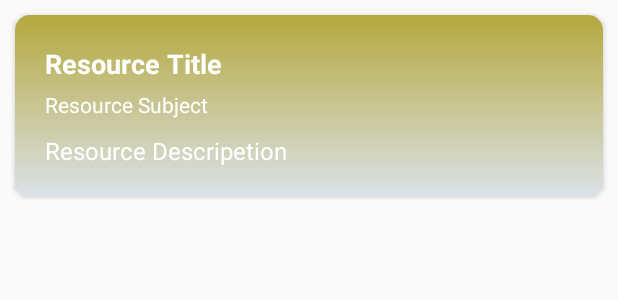
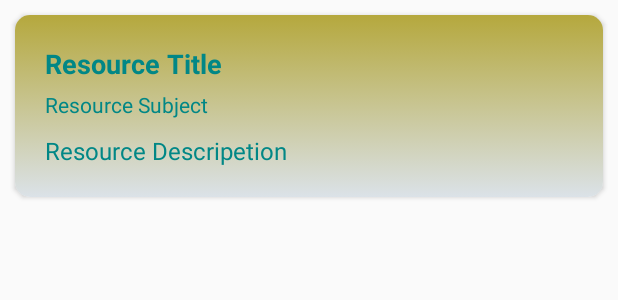
Before and after one commit to GodofLibra/e_scheduler, an Android app: the layout row_layout_material.xml on its own in the app's theme, with its tools: preview values and no code run, on a phone screen of 412 x 824 dp. Shown: the top 300 px of the screen. Run offline under Robolectric (Android 15) with nearby library versions, the light colour scheme and no system bars.

Commit message:
color schema updated

```diff
--- a/app/src/main/res/layout/row_layout_material.xml
+++ b/app/src/main/res/layout/row_layout_material.xml
@@ -20,7 +20,7 @@
             android:layout_width="match_parent"
             android:layout_height="match_parent"
             android:text="Resource Title"
-            android:textColor="@color/white"
+            android:textColor="@color/teal_700"
             android:textSize="18sp"
             android:textStyle="bold"
             app:layout_constraintTop_toTopOf="parent" />
@@ -30,7 +30,7 @@
             android:layout_height="wrap_content"
             android:layout_marginTop="5dp"
             android:text="Resource Subject"
-            android:textColor="@color/white"
+            android:textColor="@color/teal_700"
             android:textSize="14sp"
             app:layout_constraintTop_toBottomOf="@id/note_title" />
         <TextView
@@ -39,7 +39,7 @@
             android:layout_height="wrap_content"
             android:layout_marginTop="10dp"
             android:text="Resource Descripetion"
-            android:textColor="@color/white"
+            android:textColor="@color/teal_700"
             android:textSize="16sp"
             app:layout_constraintTop_toBottomOf="@id/note_sub_title" />
     </androidx.constraintlayout.widget.ConstraintLayout>
```
